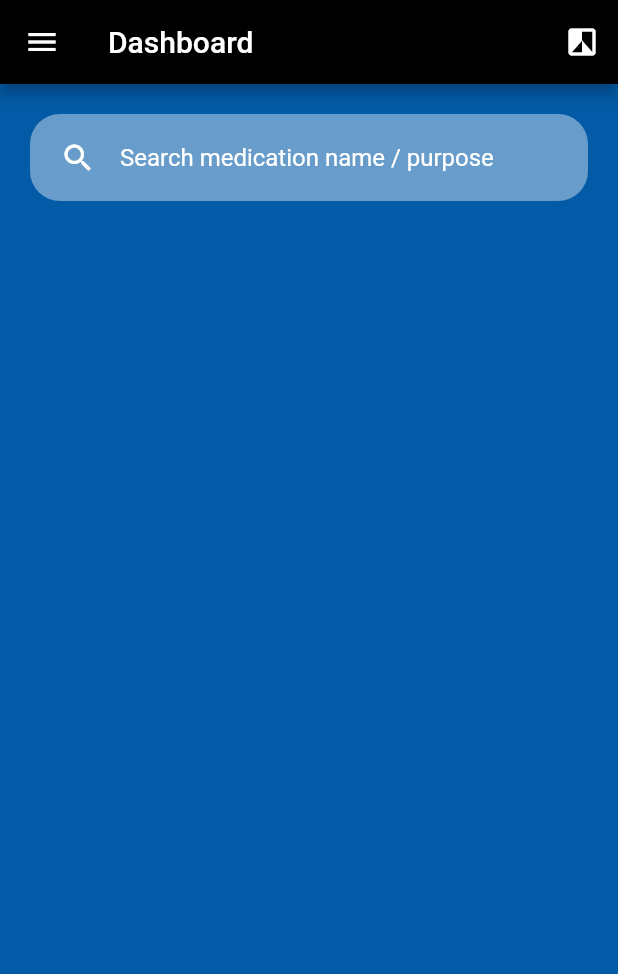
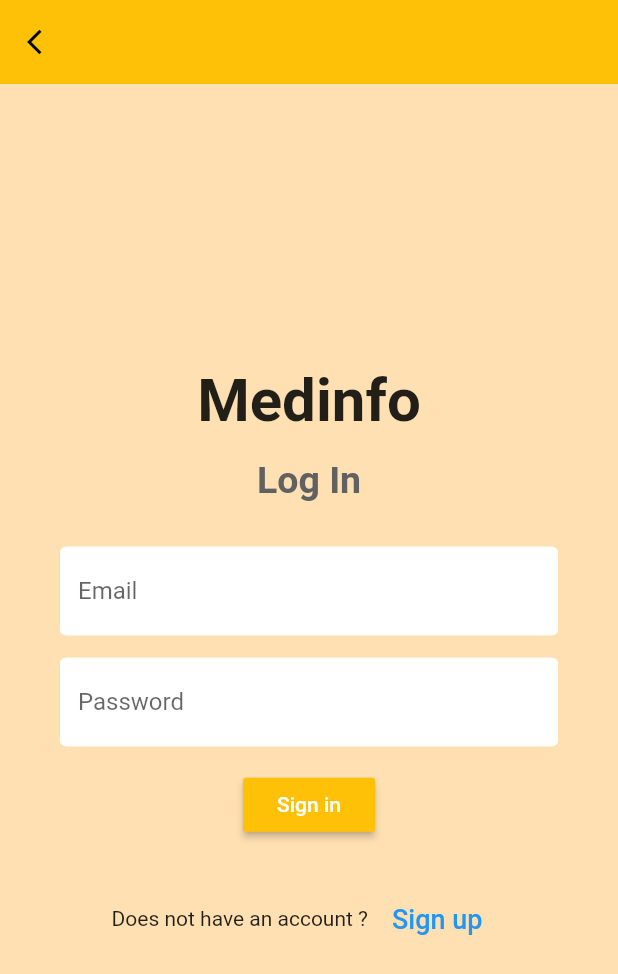
Before and after one commit to nurnadiahbtruslan/medicationinfosysLatest, a Flutter app: the screen it shows after launch, on a phone screen of 412 x 824 dp. Shown: the top 974 px of the screen. Run offline on Flutter 3.47's test engine with Material 2 defaults, Android fonts, the phone set to English and light mode, and no system bars; our stand-ins replace cloud_firestore, firebase_auth, flutter_spinkit; accounts and stored records are empty.

Commit message:
login, register and search added

```diff
--- /dev/null
+++ b/lib/auth.dart
@@ -0,0 +1,62 @@
+import 'package:firebase_auth/firebase_auth.dart';
+import 'package:medicationinfosys/user.dart';
+
+class AuthService {
+
+  final FirebaseAuth _auth = FirebaseAuth.instance;
+
+  // create user obj based on firebase user
+  User _userFromFirebaseUser(FirebaseUser user) {
+    return user != null ? User(uid: user.uid) : null;
+  }
+
+  // auth change user stream
+  Stream<User> get user {
+    return _auth.onAuthStateChanged
+      //.map((FirebaseUser user) => _userFromFirebaseUser(user));
+      .map(_userFromFirebaseUser);
+  }
+
+
+
+  // sign in with email and password
+  Future signInWithEmailAndPassword(String email, String password) async {
+    try {
+      AuthResult result = await _auth.signInWithEmailAndPassword(email: email, password: password);
+      FirebaseUser user = result.user;
+      return _userFromFirebaseUser(user);
+    } catch(e) {
+      print(e.toString());
+      return null;
+
+    }
+  }
+
+
+  // register with email and password
+  Future registerWithEmailAndPassword(String email, String password) async {
+    try {
+      AuthResult result = await _auth.createUserWithEmailAndPassword(email: email, password: password);
+      FirebaseUser user = result.user;
+
+
+      return _userFromFirebaseUser(user);
+    } catch(e) {
+      print(e.toString());
+      return null;
+
+    }
+  }
+
+
+  // sign out
+  Future signOut() async {
+    try {
+      return await _auth.signOut();
+    } catch (e) {
+      print(e.toString());
+      return null;
+    }
+  }
+
+}
--- /dev/null
+++ b/lib/authenticate.dart
@@ -0,0 +1,24 @@
+import 'package:flutter/material.dart';
+import 'package:medicationinfosys/login.dart';
+import 'package:medicationinfosys/register.dart';
+
+class Authenticate extends StatefulWidget {
+  @override
+  _AuthenticateState createState() => _AuthenticateState();
+}
+
+class _AuthenticateState extends State<Authenticate> {
+ bool showSignIn = true;
+  void toggleView() {
+    setState(() => showSignIn = !showSignIn);
+  }
+
+  @override
+  Widget build(BuildContext context) {
+    if(showSignIn) {
+      return SignIn (toggleView: toggleView);
+    } else {
+      return Register (toggleView: toggleView);
+    }
+  }
+}
--- /dev/null
+++ b/lib/constant.dart
@@ -0,0 +1,13 @@
+import 'package:flutter/material.dart';
+
+const textInputDecoration = InputDecoration(
+  fillColor: Colors.white,
+  filled: true,
+  enabledBorder: OutlineInputBorder(
+    borderSide: BorderSide(color: Colors.white, width: 2.0),
+  ),
+  focusedBorder: OutlineInputBorder(
+    borderSide: BorderSide(color: Colors.pink, width: 2.0),
+  ),
+
+);
--- /dev/null
+++ b/lib/login.dart
@@ -0,0 +1,147 @@
+import 'package:medicationinfosys/auth.dart';
+import 'package:medicationinfosys/loading.dart';
+import 'package:flutter/material.dart';
+import 'package:medicationinfosys/constant.dart';
+import 'package:medicationinfosys/register.dart';
+
+
+class SignIn extends StatefulWidget {
+
+  final Function toggleView;
+  SignIn({ this.toggleView});
+
+  @override
+  _SignInState createState() => _SignInState();
+}
+
+class _SignInState extends State<SignIn> {
+
+
+  final AuthService _auth = AuthService();
+  final _formKey = GlobalKey<FormState>();
+  bool loading = false;
+
+
+  // text field state
+  String email ='';
+  String password ='';
+  String error = '';
+
+
+  @override
+  Widget build(BuildContext context) {
+    return loading ? Loading() : Scaffold(
+
+        backgroundColor: Colors.orange[100],
+        appBar: AppBar(
+          elevation: 0,
+          brightness: Brightness.light,
+          backgroundColor: Colors.amber,
+          leading:
+          IconButton( onPressed: (){
+            Navigator.pop(context);
+          },icon:Icon(Icons.arrow_back_ios,size: 20,color: Colors.black,)),
+        ),
+      body: Container(
+        height: MediaQuery.of(context).size.height,
+        width: double.infinity,
+        child: Column(
+          mainAxisAlignment: MainAxisAlignment.spaceEvenly,
+          children: [
+            Column(
+              children: [
+                Column(
+                  children: [
+                    Text ("Medinfo", style: TextStyle(
+                      fontSize: 40,
+                      fontWeight: FontWeight.bold,
+                    ),),
+                    SizedBox(height: 15,),
+                    Text("Log In",style: TextStyle(
+                      fontSize: 25,
+                      fontWeight: FontWeight.bold,
+                      color: Colors.grey[700],
+                    ),),
+                    SizedBox(height: 15,)
+                  ],
+                ),
+                Padding(
+                  padding: EdgeInsets.symmetric(
+                    horizontal: 40
+                  ),
+                  child: Form(
+                  key: _formKey,
+                  child: Column(
+                     children: <Widget>[
+              SizedBox(height: 15.0),
+              TextFormField(
+                decoration: textInputDecoration.copyWith(hintText: 'Email'),
+                 validator: (val) => val.isEmpty ? 'Enter an email' : null,
+                onChanged: (val) {
+                  setState(() => email = val);
+
+                }
+              ),
+              SizedBox(height: 15.0),
+              TextFormField(
+                decoration: textInputDecoration.copyWith(hintText: 'Password'),
+                obscureText: true,
+                validator: (val) => val.length < 6 ? 'Enter a password 6+ chars long' : null,
+                onChanged: (val) {
+                  setState(() => password = val);
+
+                }
+              ),
+              SizedBox(height: 15.0),
+              RaisedButton(
+                color: Colors.amber,
+                child: Text(
+                  'Sign in',
+                  style: TextStyle(color: Colors.white),
+                ),
+                onPressed: () async {
+                 if (_formKey.currentState.validate()) {
+                   setState(() => loading = true);
+                   dynamic result = await _auth.signInWithEmailAndPassword(email, password);
+                    if(result == null) {
+                       setState(() {
+                          error = 'could not sign in with those credentials';
+                          loading = false;
+
+                });
+                    }
+                }
+                }
+              ),
+              SizedBox(height: 12.0),
+              Text(
+                error,
+                style: TextStyle(color: Colors.red, fontSize: 14.0),
+              ),
+            ],),),),
+                Container(
+                  child: Row(
+                    children: <Widget>[
+                      Text('Does not have an account ?'),
+                      FlatButton(
+                        textColor: Colors.blue,
+                        child: Text(
+                          'Sign up',
+                          style: TextStyle(fontSize: 18),
+                        ),
+                        onPressed: () {
+                          //signup screen
+                          Navigator.of(context)
+              .push(MaterialPageRoute(builder: (context) => Register()));
+
+                        },
+                      )
+                    ],
+                  mainAxisAlignment: MainAxisAlignment.center,
+                ))
+              ],
+            ),]),
+            ), );
+
+  }
+}
--- a/lib/main.dart
+++ b/lib/main.dart
@@ -1,5 +1,8 @@
 import 'package:flutter/material.dart';
-
+import 'package:medicationinfosys/wrapper.dart';
+import 'package:medicationinfosys/auth.dart';
+import 'package:provider/provider.dart';
+import 'package:medicationinfosys/user.dart';
 import 'homepage.dart';
 
 void main(){
@@ -9,6 +12,18 @@ void main(){
 class MedApp extends StatelessWidget {
   @override
   Widget build(BuildContext context) {
+    return StreamProvider<User>.value(
+      value: AuthService().user,
+
+
+          child: MaterialApp(
+        home: Wrapper(),
+      ),
+    );
+  }
+}
+
+  /*Widget build(BuildContext context) {
     return MaterialApp(
       debugShowCheckedModeBanner: false,
       initialRoute: HomePage.routeName,
@@ -18,4 +33,4 @@ class MedApp extends StatelessWidget {
       },
     );
   }
-}
+}*/
--- a/lib/operations.dart
+++ b/lib/operations.dart
@@ -1,11 +1,12 @@
 import 'package:cloud_firestore/cloud_firestore.dart';
 
 Future<void> uploadingData(String _medicationName,
-    String _imageUrl, bool _isFavourite) async {
+    String _imageUrl, bool _isFavourite, String _purpose) async {
   await Firestore.instance.collection("medications").add({
     'medicationName': _medicationName,
     'imageUrl': _imageUrl,
     'isFavourite': _isFavourite,
+    'purpose': _purpose,
   });
 }
 
--- /dev/null
+++ b/lib/user.dart
@@ -0,0 +1,6 @@
+class User {
+
+  final String uid;
+
+  User({this.uid});
+}
--- /dev/null
+++ b/lib/wrapper.dart
@@ -0,0 +1,22 @@
+import 'package:medicationinfosys/authenticate.dart';
+import 'package:flutter/material.dart';
+import 'package:medicationinfosys/homepage.dart';
+import 'package:provider/provider.dart';
+import 'package:medicationinfosys/user.dart';
+
+class Wrapper extends StatelessWidget {
+  @override
+  Widget build(BuildContext context) {
+
+    final user = Provider.of<User>(context);
+
+
+    // return either home or authenticate widget
+    if (user == null) {
+      return Authenticate();
+    } else {
+      return HomePage();
+    }
+
+  }
+}
--- a/pubspec.yaml
+++ b/pubspec.yaml
@@ -24,6 +24,9 @@ dependencies:
   # Use with the CupertinoIcons class for iOS style icons.
   cupertino_icons: ^0.1.2
   cloud_firestore:
+  firebase_auth:
+  provider:
+  flutter_spinkit:
 
 dev_dependencies:
   flutter_test:
```
Also changed, not shown: lib/homepage.dart (+36 -20 lines), lib/loading.dart (added, +17 -0 lines), lib/medicationItem.dart (+14 -0 lines), lib/register.dart (added, +160 -0 lines), pubspec.lock.
